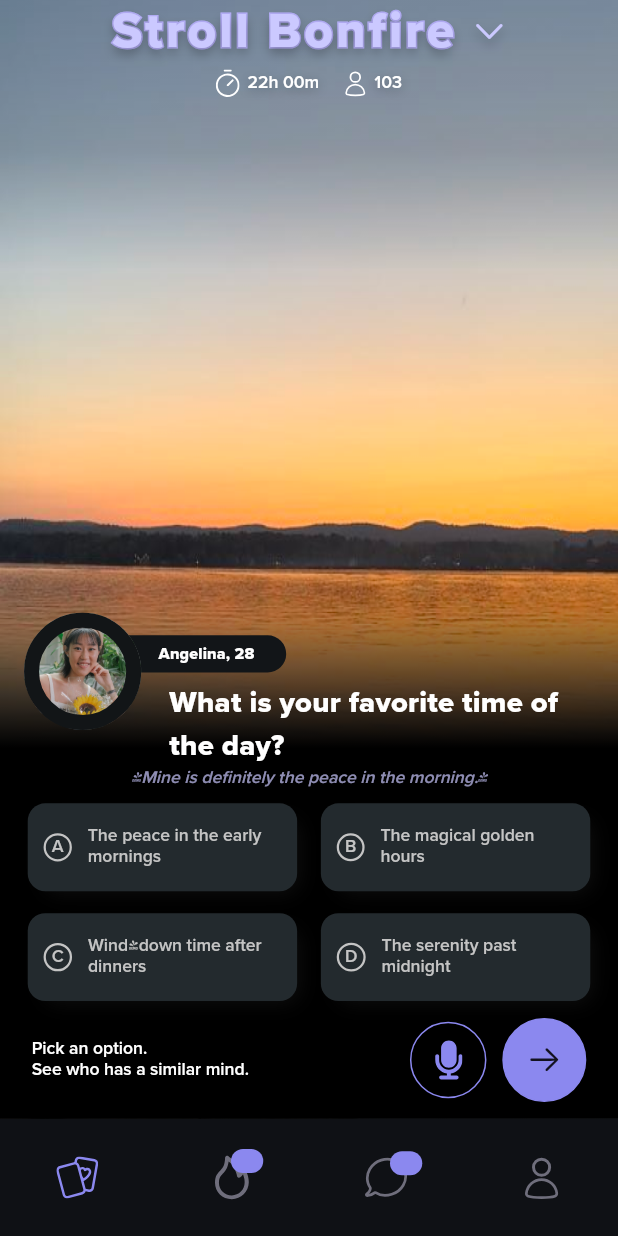
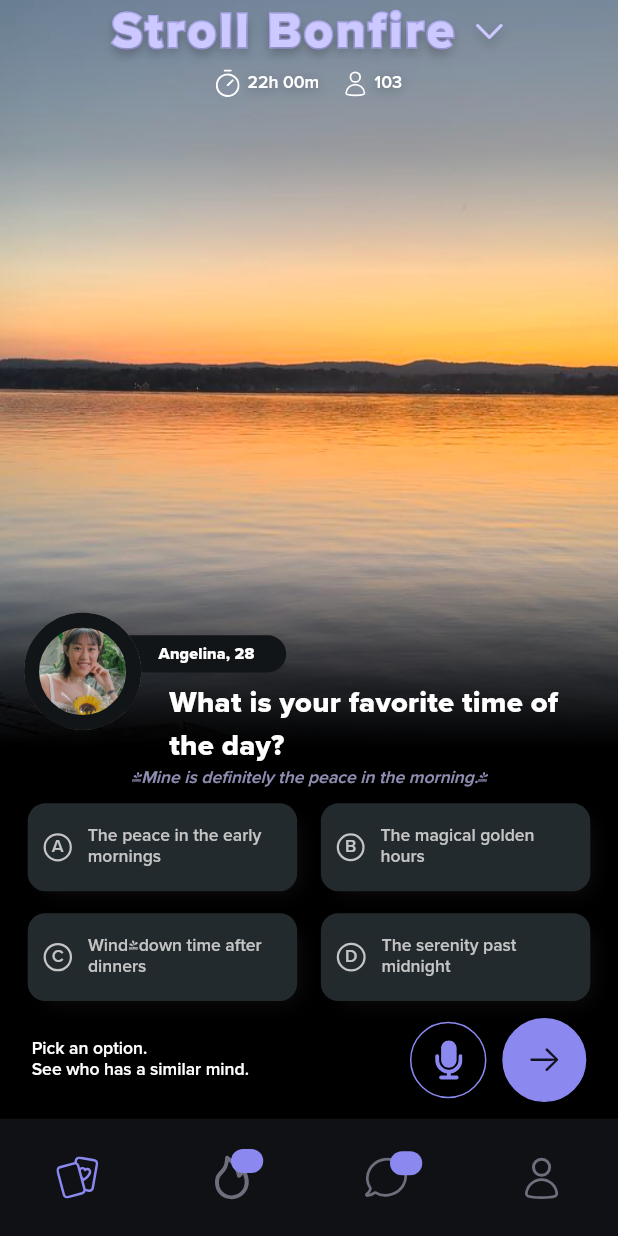
Before and after one commit to Raykemzy/loke-task, a Flutter app: the screen it shows after launch, on a phone screen of 412 x 824 dp. Run offline on Flutter 3.47's test engine with Material 3 defaults, Android fonts, the phone set to English and light mode, and no system bars; our stand-ins replace flutter_screenutil, flutter_svg.

Commit message:
adjust background image to fit design

```diff
--- a/lib/presentation/widgets/custom_scaffold.dart
+++ b/lib/presentation/widgets/custom_scaffold.dart
@@ -17,7 +17,7 @@ class CustomScaffold extends StatelessWidget {
               height: context.height,
               decoration: BoxDecoration(
                 image: DecorationImage(
-                  fit: BoxFit.fill,
+                  alignment: Alignment.topCenter,
                   image: AssetImage(Assets.images.backgroundPic.path),
                 ),
               ),
```
